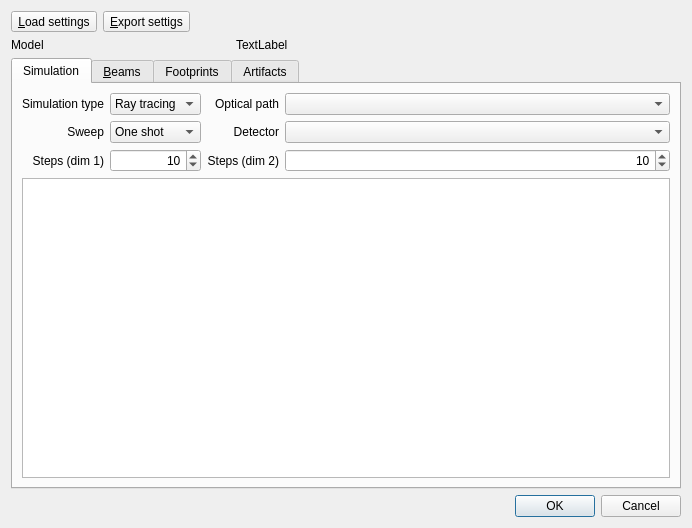
Before: the Qt Designer form RZGUI/SimulationPropertiesDialog.ui in HARMONI-CAB/RayZaler, drawn with Qt 5.
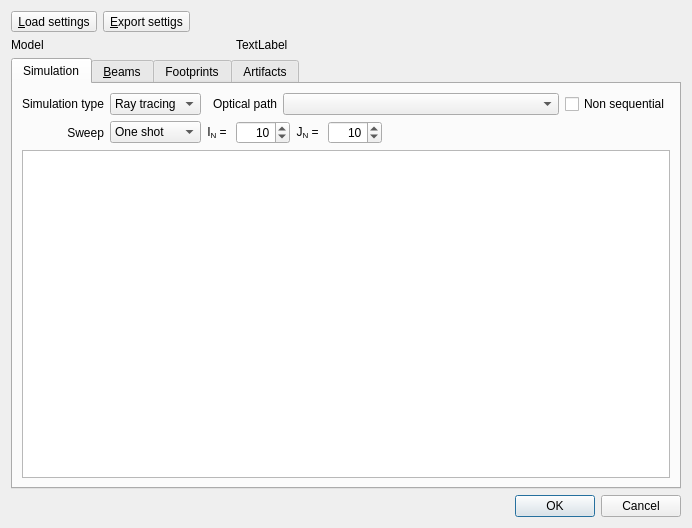
After: the same form once the commit is applied. The open tabs and pages were chosen to show the change.

Commit message: WIP: Work on non-sequential tracing

Diff of the .ui file:
```diff
--- a/RZGUI/SimulationPropertiesDialog.ui
+++ b/RZGUI/SimulationPropertiesDialog.ui
@@ -121,6 +121,35 @@
          </property>
         </widget>
        </item>
+       <item row="1" column="1">
+        <widget class="QComboBox" name="simTypeCombo">
+         <item>
+          <property name="text">
+           <string>One shot</string>
+          </property>
+         </item>
+         <item>
+          <property name="text">
+           <string>1D sweep</string>
+          </property>
+         </item>
+         <item>
+          <property name="text">
+           <string>2D sweep</string>
+          </property>
+         </item>
+        </widget>
+       </item>
+       <item row="0" column="4">
+        <widget class="QComboBox" name="pathCombo">
+         <property name="sizePolicy">
+          <sizepolicy hsizetype="Expanding" vsizetype="Fixed">
+           <horstretch>0</horstretch>
+           <verstretch>0</verstretch>
+          </sizepolicy>
+         </property>
+        </widget>
+       </item>
        <item row="0" column="1">
         <widget class="QComboBox" name="tracingType">
          <item>
@@ -128,11 +157,16 @@
            <string>Ray tracing</string>
           </property>
          </item>
-         <item>
-          <property name="text">
-           <string>Diffraction</string>
-          </property>
-         </item>
+        </widget>
+       </item>
+       <item row="0" column="3">
+        <widget class="QLabel" name="label_3">
+         <property name="text">
+          <string>Optical path</string>
+         </property>
+         <property name="alignment">
+          <set>Qt::AlignRight|Qt::AlignTrailing|Qt::AlignVCenter</set>
+         </property>
         </widget>
        </item>
        <item row="1" column="0">
@@ -145,52 +179,14 @@
          </property>
         </widget>
        </item>
-       <item row="1" column="1">
-        <widget class="QComboBox" name="simTypeCombo">
-         <item>
+       <item row="0" column="5">
+        <widget class="QCheckBox" name="nonSeqCheck">
           <property name="text">
-           <string>One shot</string>
-          </property>
-         </item>
-         <item>
-          <property name="text">
-           <string>1D sweep</string>
-          </property>
-         </item>
-         <item>
-          <property name="text">
-           <string>2D sweep</string>
-          </property>
-         </item>
+          <string>Non sequential</string>
+         </property>
         </widget>
        </item>
-       <item row="2" column="0">
-        <widget class="QLabel" name="steps1Label">
-         <property name="text">
-          <string>Steps (dim 1)</string>
-         </property>
-         <property name="alignment">
-          <set>Qt::AlignRight|Qt::AlignTrailing|Qt::AlignVCenter</set>
-         </property>
-        </widget>
-       </item>
-       <item row="2" column="1">
-        <widget class="QSpinBox" name="steps1Spin">
-         <property name="alignment">
-          <set>Qt::AlignRight|Qt::AlignTrailing|Qt::AlignVCenter</set>
-         </property>
-         <property name="minimum">
-          <number>1</number>
-         </property>
-         <property name="maximum">
-          <number>1000</number>
-         </property>
-         <property name="value">
-          <number>10</number>
-         </property>
-        </widget>
-       </item>
-       <item row="3" column="0" colspan="4">
+       <item row="2" column="0" colspan="6">
         <widget class="QTableView" name="propView">
          <property name="horizontalScrollBarPolicy">
           <enum>Qt::ScrollBarAlwaysOff</enum>
@@ -221,37 +217,67 @@
          </attribute>
         </widget>
        </item>
-       <item row="0" column="2">
-        <widget class="QLabel" name="label_3">
+       <item row="1" column="2" colspan="4">
+        <widget class="QFrame" name="frame">
+         <property name="frameShape">
+          <enum>QFrame::NoFrame</enum>
+         </property>
+         <property name="frameShadow">
+          <enum>QFrame::Raised</enum>
+         </property>
+         <layout class="QHBoxLayout" name="horizontalLayout">
+          <property name="spacing">
+           <number>6</number>
+          </property>
+          <property name="leftMargin">
+           <number>0</number>
+          </property>
+          <property name="topMargin">
+           <number>0</number>
+          </property>
+          <property name="rightMargin">
+           <number>0</number>
+          </property>
+          <property name="bottomMargin">
+           <number>0</number>
+          </property>
+          <item>
+           <widget class="QLabel" name="steps1Label">
          <property name="text">
-          <string>Optical path</string>
+             <string>&lt;html&gt;&lt;head/&gt;&lt;body&gt;&lt;p&gt;I&lt;span style=&quot; vertical-align:sub;&quot;&gt;N&lt;/span&gt; = &lt;/p&gt;&lt;/body&gt;&lt;/html&gt;</string>
          </property>
          <property name="alignment">
           <set>Qt::AlignRight|Qt::AlignTrailing|Qt::AlignVCenter</set>
          </property>
         </widget>
        </item>
-       <item row="1" column="2">
-        <widget class="QLabel" name="label_9">
-         <property name="text">
-          <string>Detector</string>
-         </property>
+          <item>
+           <widget class="QSpinBox" name="steps1Spin">
          <property name="alignment">
           <set>Qt::AlignRight|Qt::AlignTrailing|Qt::AlignVCenter</set>
          </property>
-        </widget>
-       </item>
-       <item row="2" column="2">
+            <property name="minimum">
+             <number>1</number>
+            </property>
+            <property name="maximum">
+             <number>1000</number>
+            </property>
+            <property name="value">
+             <number>10</number>
+            </property>
+           </widget>
+          </item>
+          <item>
         <widget class="QLabel" name="steps2Label">
          <property name="text">
-          <string>Steps (dim 2)</string>
+             <string>&lt;html&gt;&lt;head/&gt;&lt;body&gt;&lt;p&gt;J&lt;span style=&quot; vertical-align:sub;&quot;&gt;N&lt;/span&gt; = &lt;/p&gt;&lt;/body&gt;&lt;/html&gt;</string>
          </property>
          <property name="alignment">
           <set>Qt::AlignRight|Qt::AlignTrailing|Qt::AlignVCenter</set>
          </property>
         </widget>
        </item>
-       <item row="2" column="3">
+          <item>
         <widget class="QSpinBox" name="steps2Spin">
          <property name="alignment">
           <set>Qt::AlignRight|Qt::AlignTrailing|Qt::AlignVCenter</set>
@@ -267,24 +293,20 @@
          </property>
         </widget>
        </item>
-       <item row="1" column="3">
-        <widget class="QComboBox" name="detectorCombo">
-         <property name="sizePolicy">
-          <sizepolicy hsizetype="Expanding" vsizetype="Fixed">
-           <horstretch>0</horstretch>
-           <verstretch>0</verstretch>
-          </sizepolicy>
-         </property>
-        </widget>
-       </item>
-       <item row="0" column="3">
-        <widget class="QComboBox" name="pathCombo">
-         <property name="sizePolicy">
-          <sizepolicy hsizetype="Expanding" vsizetype="Fixed">
-           <horstretch>0</horstretch>
-           <verstretch>0</verstretch>
-          </sizepolicy>
-         </property>
+          <item>
+           <spacer name="horizontalSpacer_2">
+            <property name="orientation">
+             <enum>Qt::Horizontal</enum>
+            </property>
+            <property name="sizeHint" stdset="0">
+             <size>
+              <width>40</width>
+              <height>20</height>
+             </size>
+            </property>
+           </spacer>
+          </item>
+         </layout>
         </widget>
        </item>
       </layout>
```
Left out of the diff: 2 changed lines with no effect on the pictures. Lines whose indentation alone changed are shown as unchanged. The commit also changes 19 other files.
